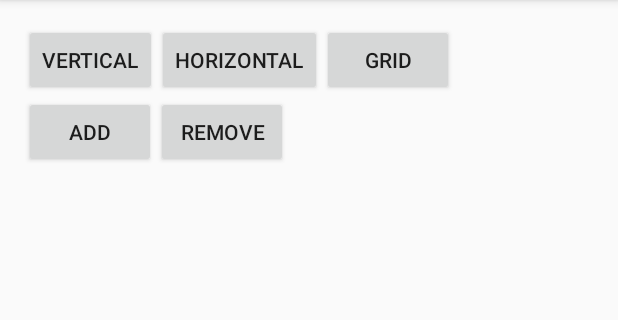
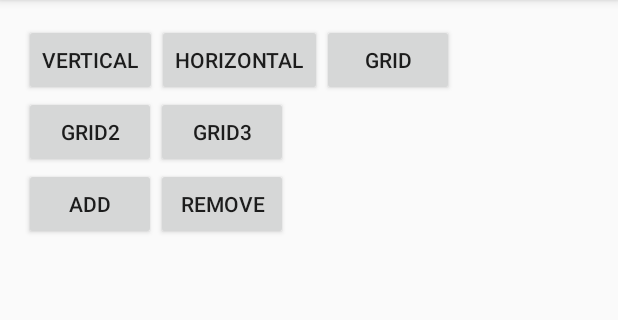
Before and after one commit to shramru/Lecture5-RecyclerView, an Android app: the screen it shows after launch (MainActivity), on a phone screen of 412 x 824 dp, the part 84-404 px from its top. Run offline under Robolectric (Android 15) with nearby library versions, the phone set to English and light mode, and no system bars; libraries missing offline, so code that uses them is left out: org.kohsuke.randname.

Commit message:
Added card layout, added grid2, grid3 working buttons, added scroll to bottom on add

```diff
--- a/app/build.gradle
+++ b/app/build.gradle
@@ -24,4 +24,5 @@ dependencies {
     compile 'com.android.support:recyclerview-v7:24.2.0'
     compile group: 'org.kohsuke', name: 'wordnet-random-name', version: '1.3'
     testCompile 'junit:junit:4.12'
+    compile 'com.android.support:cardview-v7:24.2.1'
 }
--- a/app/src/main/res/layout/activity_main.xml
+++ b/app/src/main/res/layout/activity_main.xml
@@ -34,6 +34,21 @@
         android:layout_width="match_parent"
         android:layout_height="wrap_content">
         <Button
+            android:id="@+id/grid2"
+            android:text="Grid2"
+            android:layout_width="wrap_content"
+            android:layout_height="wrap_content" />
+        <Button
+            android:id="@+id/grid3"
+            android:text="Grid3"
+            android:layout_width="wrap_content"
+            android:layout_height="wrap_content" />
+    </LinearLayout>
+
+    <LinearLayout
+        android:layout_width="match_parent"
+        android:layout_height="wrap_content">
+        <Button
             android:id="@+id/add"
             android:text="Add"
             android:layout_width="wrap_content"
@@ -47,7 +62,7 @@
 
     <android.support.v7.widget.RecyclerView
         android:id="@+id/container"
-        android:layout_width="wrap_content"
+        android:layout_width="match_parent"
         android:layout_height="wrap_content"
         android:orientation="vertical">
 
--- a/build.gradle
+++ b/build.gradle
@@ -5,7 +5,7 @@ buildscript {
         jcenter()
     }
     dependencies {
-        classpath 'com.android.tools.build:gradle:2.1.3'
+        classpath 'com.android.tools.build:gradle:2.2.0'
 
         // NOTE: Do not place your application dependencies here; they belong
         // in the individual module build.gradle files
```
Also changed, not shown: app/src/main/java/ru/mail/park/recyclerview/MainActivity.java (+27 -12 lines), app/src/main/res/layout/card.xml (added, +30 -0 lines), app/src/main/res/layout/test.xml (deleted, +0 -24 lines), app/src/main/res/layout/test2.xml (deleted, +0 -24 lines).
